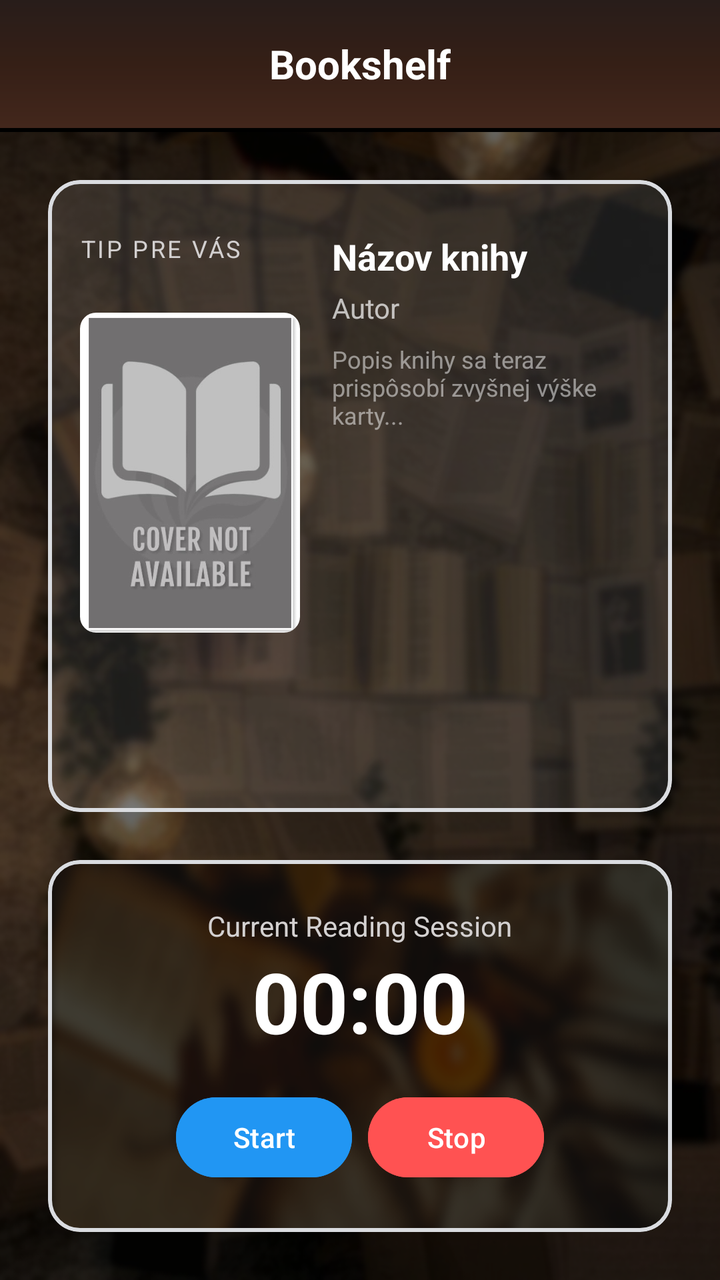
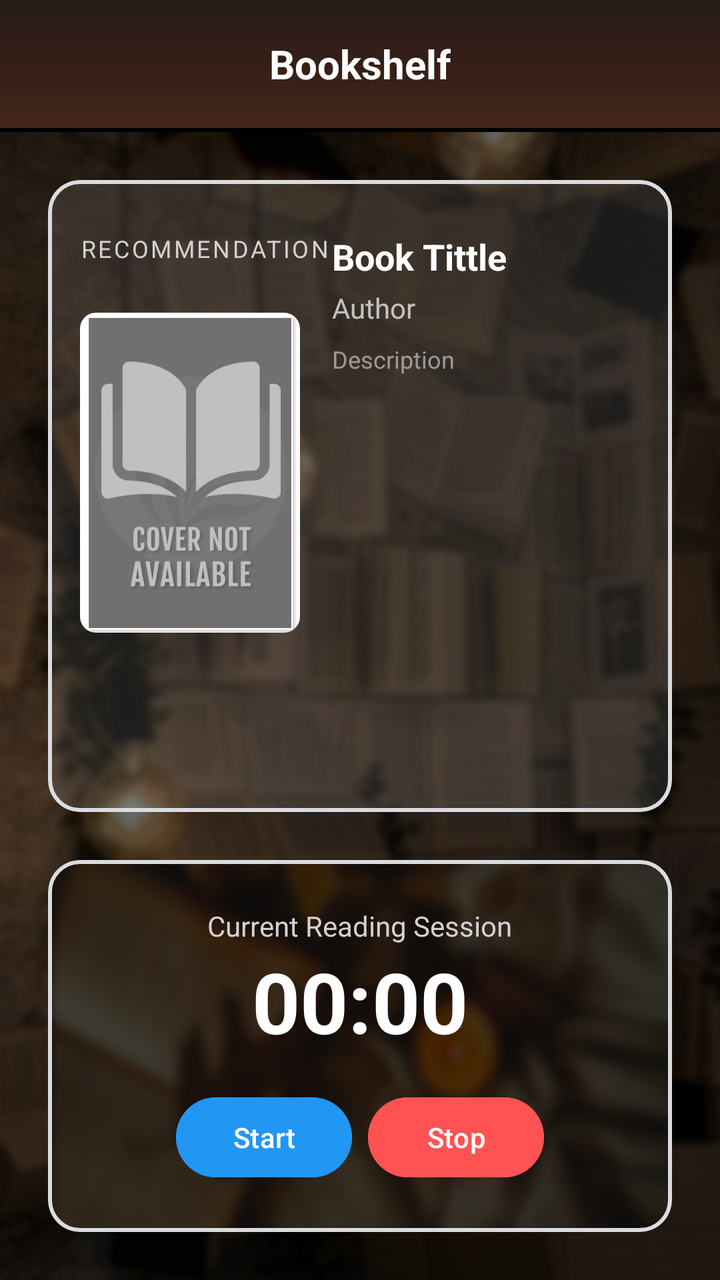

Screens rendered from an Android XML layout before and after an edit, with the pre-edit source and the edit as a unified diff.
<!-- AndroidManifest.xml: application theme Theme.Bookshelf -->
<!-- res/layout/activity_menu.xml -->
<?xml version="1.0" encoding="utf-8"?>
<androidx.drawerlayout.widget.DrawerLayout
    xmlns:android="http://schemas.android.com/apk/res/android"
    xmlns:app="http://schemas.android.com/apk/res-auto"
    xmlns:tools="http://schemas.android.com/tools"
    android:id="@+id/drawer_layout"
    android:layout_width="match_parent"
    android:layout_height="match_parent">

    <androidx.constraintlayout.widget.ConstraintLayout
        android:layout_width="match_parent"
        android:layout_height="match_parent"
        android:background="@drawable/background">

        <androidx.appcompat.widget.Toolbar
            android:id="@+id/toolbar"
            android:layout_width="match_parent"
            android:layout_height="?attr/actionBarSize"
            android:background="@drawable/blurred_brown_gradient"
            app:layout_constraintTop_toTopOf="parent">
            <TextView
                android:layout_width="wrap_content"
                android:layout_height="wrap_content"
                android:layout_gravity="center"
                android:text="Bookshelf"
                android:textColor="@color/white"
                android:textSize="20sp"
                android:textStyle="bold" />
        </androidx.appcompat.widget.Toolbar>

        <View
            android:id="@+id/toolbar_line"
            android:layout_width="match_parent"
            android:layout_height="2dp"
            android:background="@color/black"
            app:layout_constraintTop_toBottomOf="@id/toolbar" />

        <com.google.android.material.card.MaterialCardView
            android:id="@+id/recommendationCard"
            android:layout_width="0dp"
            android:layout_height="0dp"
            android:layout_margin="24dp"
            app:cardBackgroundColor="#1AFFFFFF"
            app:cardCornerRadius="16dp"
            app:strokeColor="@color/stroke"
            app:strokeWidth="2dp"
            app:layout_constraintTop_toBottomOf="@id/toolbar_line"
            app:layout_constraintBottom_toTopOf="@+id/timerCard"
            app:layout_constraintStart_toStartOf="parent"
            app:layout_constraintEnd_toEndOf="parent">

            <RelativeLayout
                android:layout_width="match_parent"
                android:layout_height="match_parent"
                android:padding="16dp">

                <TextView
                    android:id="@+id/tvRecommendationHeader"
                    android:layout_width="wrap_content"
                    android:layout_height="wrap_content"
                    android:layout_alignParentTop="true"
                    android:layout_marginTop="10dp"
                    android:letterSpacing="0.1"
                    android:text="Tip pre vás"
                    android:textAllCaps="true"
                    android:textColor="@color/white_grey"
                    android:textSize="12sp" />

                <com.google.android.material.imageview.ShapeableImageView
                    android:id="@+id/imgRecommendedBook"
                    android:layout_width="110dp"
                    android:layout_height="160dp"
                    android:layout_below="@+id/tvRecommendationHeader"
                    android:layout_marginTop="24dp"
                    android:scaleType="centerCrop"
                    android:src="@drawable/no_cover_available"
                    app:shapeAppearanceOverlay="@style/RoundedCornersImage" />

                <LinearLayout
                    android:layout_width="match_parent"
                    android:layout_height="match_parent"
                    android:layout_alignParentTop="true"
                    android:layout_marginStart="16dp"
                    android:layout_marginTop="10dp"
                    android:layout_toEndOf="@id/imgRecommendedBook"
                    android:orientation="vertical">

                    <TextView
                        android:id="@+id/tvRecommendedTitle"
                        android:layout_width="match_parent"
                        android:layout_height="wrap_content"
                        android:ellipsize="end"
                        android:maxLines="2"
                        android:text="Názov knihy"
                        android:textColor="@color/white"
                        android:textSize="18sp"
                        android:textStyle="bold" />

                    <TextView
                        android:id="@+id/tvRecommendedAuthor"
                        android:layout_width="match_parent"
                        android:layout_height="wrap_content"
                        android:layout_marginTop="4dp"
                        android:text="Autor"
                        android:textColor="#B3FFFFFF"
                        android:textSize="14sp" />

                    <TextView
                        android:id="@+id/tvRecommendedDescription"
                        android:layout_width="match_parent"
                        android:layout_height="match_parent"
                        android:layout_marginTop="8dp"
                        android:ellipsize="end"
                        android:gravity="top"
                        android:text="Popis knihy sa teraz prispôsobí zvyšnej výške karty..."
                        android:textColor="#80FFFFFF"
                        android:textSize="12sp" />
                </LinearLayout>
            </RelativeLayout>
        </com.google.android.material.card.MaterialCardView>

        <com.google.android.material.card.MaterialCardView
            android:id="@+id/timerCard"
            android:layout_width="0dp"
            android:layout_height="wrap_content"
            android:layout_margin="24dp"
            app:cardBackgroundColor="#1AFFFFFF"
            app:cardCornerRadius="16dp"
            app:strokeColor="@color/stroke"
            app:strokeWidth="2dp"
            app:layout_constraintBottom_toBottomOf="parent"
            app:layout_constraintEnd_toEndOf="parent"
            app:layout_constraintStart_toStartOf="parent">

            <LinearLayout
                android:layout_width="match_parent"
                android:layout_height="186dp"
                android:background="@drawable/cozy"
                android:gravity="center"
                android:orientation="vertical"
                android:padding="20dp">
                <TextView
                    android:layout_width="wrap_content"
                    android:layout_height="wrap_content"
                    android:text="Current Reading Session"
                    android:textColor="@color/white_grey"
                    android:textSize="14sp" />

                <Chronometer
                    android:id="@+id/readingChronometer"
                    android:layout_width="wrap_content"
                    android:layout_height="wrap_content"
                    android:textColor="#FFFFFF"
                    android:textSize="42sp"
                    android:textStyle="bold" />

                <LinearLayout
                    android:layout_width="wrap_content"
                    android:layout_height="wrap_content"
                    android:layout_marginTop="16dp"
                    android:orientation="horizontal">

                    <com.google.android.material.button.MaterialButton
                        android:id="@+id/btnStartTimer"
                        android:layout_width="wrap_content"
                        android:layout_height="wrap_content"
                        android:layout_marginEnd="8dp"
                        android:backgroundTint="@color/button_blue"
                        android:text="Start"
                        app:cornerRadius="20dp" />

                    <com.google.android.material.button.MaterialButton
                        android:id="@+id/btnStopTimer"
                        android:layout_width="wrap_content"
                        android:layout_height="wrap_content"
                        android:backgroundTint="#FF5252"
                        android:text="Stop"
                        app:cornerRadius="20dp" />
                </LinearLayout>
            </LinearLayout>
        </com.google.android.material.card.MaterialCardView>

    </androidx.constraintlayout.widget.ConstraintLayout>
    <com.google.android.material.navigation.NavigationView
        android:id="@+id/nav_view"
        android:layout_width="wrap_content"
        android:layout_height="match_parent"
        android:layout_gravity="start"

        android:background="@color/grey"

        app:headerLayout="@layout/nav_header"
        app:menu="@menu/drawer_menu"

        app:itemTextColor="@color/white"
        app:itemIconTint="@color/white" />

</androidx.drawerlayout.widget.DrawerLayout>
<!-- res/layout/nav_header.xml (included above) -->
<?xml version="1.0" encoding="utf-8"?>
<LinearLayout xmlns:android="http://schemas.android.com/apk/res/android"
    android:layout_width="match_parent"
    android:layout_height="110dp"
    android:background="@drawable/blurred_brown_gradient"
    android:gravity="bottom"
    android:orientation="vertical"
    android:padding="16dp"
    android:theme="@style/ThemeOverlay.AppCompat.Light"
    >



    <TextView
        android:id="@+id/nav_user_name"
        android:layout_width="match_parent"
        android:layout_height="wrap_content"
        android:text="Real Name"
        android:textColor="@color/white"
        android:textSize="16sp"
        android:textStyle="bold" />

    <TextView
        android:id="@+id/nav_user_handle"
        android:layout_width="match_parent"
        android:layout_height="wrap_content"
        android:text="username"
        android:textColor="#DDDDDD"
        android:textSize="14sp" />

    <TextView
        android:id="@+id/nav_user_email"
        android:layout_width="match_parent"
        android:layout_height="wrap_content"
        android:text="user@example.com"
        android:textColor="@color/white"
        android:textSize="14sp" />

</LinearLayout>
<!-- resources referenced by this layout -->
<resources>
  <color name="black">#FF000000</color>
  <color name="button_blue">#2196f3</color>
  <color name="grey">#575757</color>
  <color name="stroke">#DADCE0</color>
  <color name="white">#FFFFFFFF</color>
  <color name="white_grey">#D3D0D0</color>
  <!-- drawable background: png bitmap (drawable, 415359 bytes) -->
  <!-- drawable blurred_brown_gradient (drawable) -->
  <?xml version="1.0" encoding="utf-8"?>
  
  <shape xmlns:android="http://schemas.android.com/apk/res/android"
      android:shape="rectangle">
      <gradient
          android:type="linear"
          android:angle="270"
          android:gradientRadius="600dp"
          android:startColor="#281D1A"
          android:centerColor="#351F16"
          android:endColor="#43271C" />
  </shape>
  <!-- drawable cozy: png bitmap (drawable, 128358 bytes) -->
  <!-- drawable no_cover_available: jpg bitmap (drawable, 29199 bytes) -->
  <style name="RoundedCornersImage">
          <item name="cornerSize">8dp</item>
      </style>
  <style name="Theme.Bookshelf" parent="Base.Theme.Bookshelf">
          <item name="android:windowLayoutInDisplayCutoutMode" tools:targetApi="p">never</item>
      </style>
  <style name="Base.Theme.Bookshelf" parent="Theme.Material3.DayNight.NoActionBar">
          
          <item name="android:statusBarColor" tools:targetApi="l">@color/black</item>
          <item name="android:windowLightStatusBar">true</item>
          
      </style>
</resources>

<!-- the commit's change to res/layout/activity_menu.xml (unified diff, before → after) -->
@@ -61,7 +61,7 @@
                     android:layout_alignParentTop="true"
                     android:layout_marginTop="10dp"
                     android:letterSpacing="0.1"
-                    android:text="Tip pre vás"
+                    android:text="Recommendation"
                     android:textAllCaps="true"
                     android:textColor="@color/white_grey"
                     android:textSize="12sp" />
@@ -91,7 +91,7 @@
                         android:layout_height="wrap_content"
                         android:ellipsize="end"
                         android:maxLines="2"
-                        android:text="Názov knihy"
+                        android:text="Book Tittle"
                         android:textColor="@color/white"
                         android:textSize="18sp"
                         android:textStyle="bold" />
@@ -101,7 +101,7 @@
                         android:layout_width="match_parent"
                         android:layout_height="wrap_content"
                         android:layout_marginTop="4dp"
-                        android:text="Autor"
+                        android:text="Author"
                         android:textColor="#B3FFFFFF"
                         android:textSize="14sp" />
 
@@ -112,7 +112,7 @@
                         android:layout_marginTop="8dp"
                         android:ellipsize="end"
                         android:gravity="top"
-                        android:text="Popis knihy sa teraz prispôsobí zvyšnej výške karty..."
+                        android:text="Description"
                         android:textColor="#80FFFFFF"
                         android:textSize="12sp" />
                 </LinearLayout>
